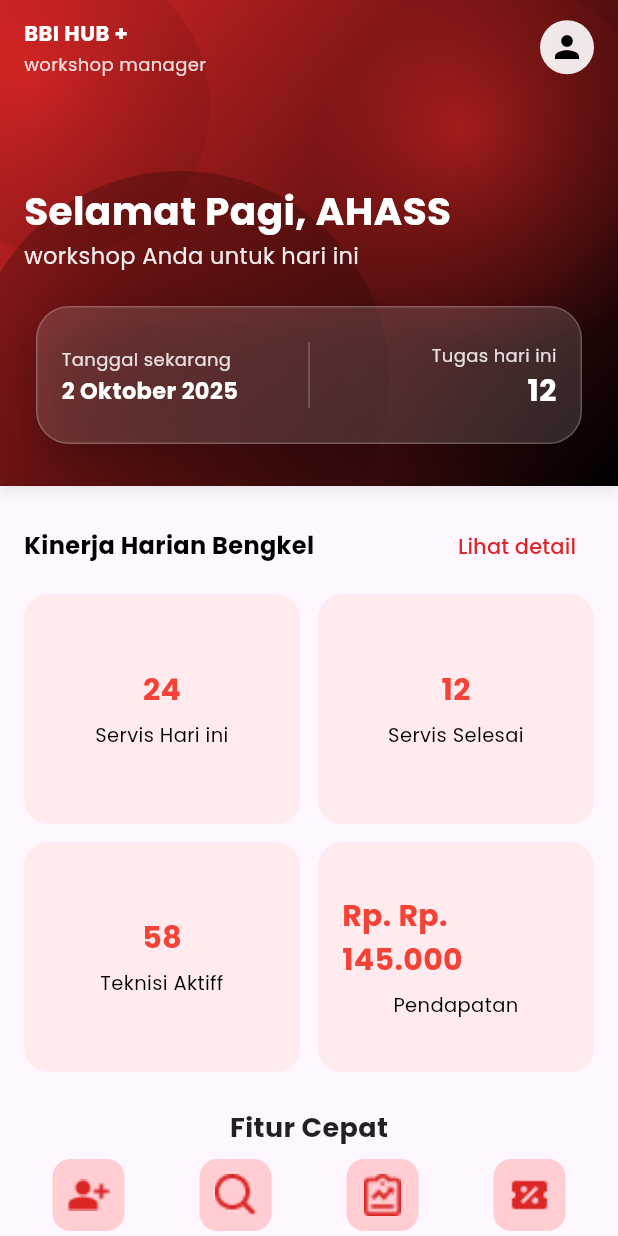
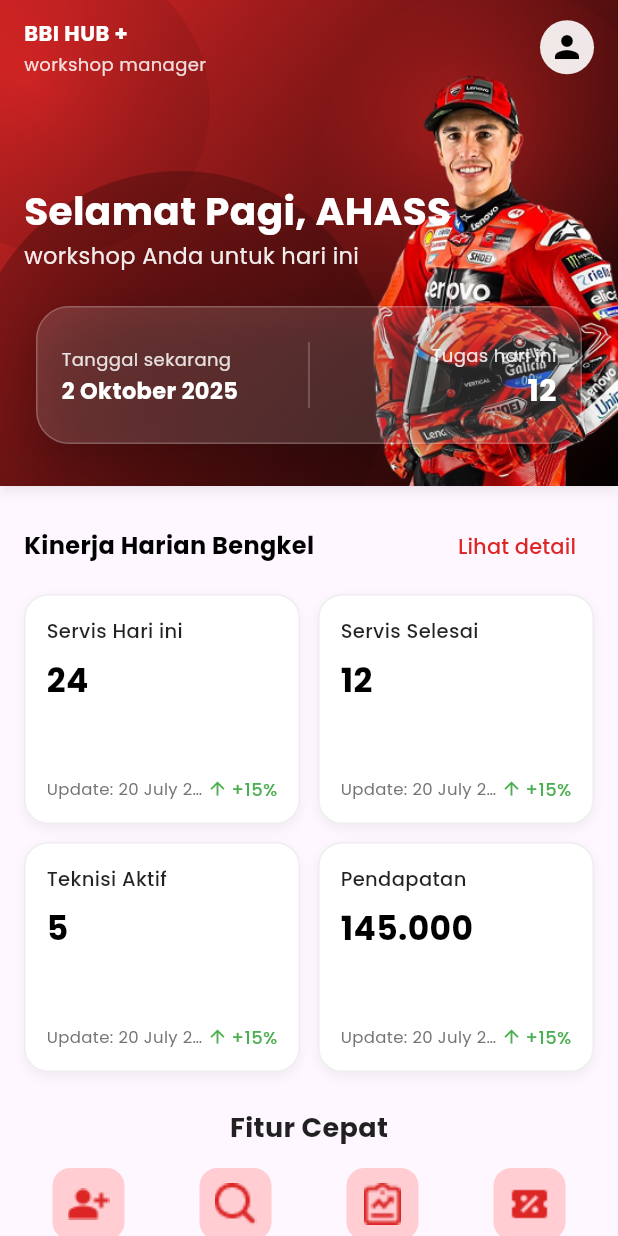
Before and after one commit to siberbot88/bbi-hub-flutter-app, a Flutter app: the HomePage screen opened directly, on a phone screen of 412 x 824 dp. Run offline on Flutter 3.47's test engine with Material 3 defaults, Android fonts, the phone set to English and light mode, and no system bars; our stand-ins replace google_fonts, image_picker, syncfusion_flutter_datepicker.

Commit message:
Bugs/fixed bugs/homepage (#39)
* feat: add Poppins font family and update theme across the app

* feat: add Poppins font family and update theme across the app

* refactor:remove unused import for register user screen

* Fixed: memperbaiki bug dan menggantu sedikit UI pada Homepage

* Fixed: memperbaiki bug dan menggantu sedikit UI pada Homepage

* chore: simpan perubahan lokal sebelum merge

```diff
--- a/lib/main.dart
+++ b/lib/main.dart
@@ -1,3 +1,4 @@
+import 'package:bengkel_online_flutter/screens/registeruser.dart';
 import 'package:flutter/material.dart';
 import 'package:bengkel_online_flutter/screens/service_page.dart';
 import 'package:bengkel_online_flutter/widgets/bottom_nav.dart';
@@ -45,6 +46,8 @@
             const MainPage(), //
         "/register": (context) => const RegisterRoleScreen(),
         "/registerBengkel": (context) => const RegisterBengkelScreen(),
+        "/registeruser": (context) => const RegisterScreen(),
+        "/dashboard": (context) => const DashboardPage(),
         "/changePassword": (context) => const change_screen.ChangePasswordPage(),
       },
     );
--- a/lib/screens/homepage.dart
+++ b/lib/screens/homepage.dart
@@ -17,7 +17,7 @@
       title: 'BBI HUB+',
       theme: ThemeData(
         primarySwatch: Colors.red,
-        fontFamily: 'Poppins',
+        fontFamily: 'Roboto',
       ),
       home: const HomePage(),
       debugShowCheckedModeBanner: false,
@@ -92,7 +92,7 @@
       flexibleSpace: Stack(
         fit: StackFit.expand,
         children: [
-          // gradient utama AppBar: DC2626 -> 000000
+          // gradient utama
           Container(
             decoration: const BoxDecoration(
               gradient: LinearGradient(
@@ -104,6 +104,7 @@
           ),
 
           // roundels (tidak const karena gradient non-const di dalamnya)
+          // roundels
           Positioned(
             right: -40,
             top: -10,
@@ -132,6 +133,20 @@
               innerColor: const Color(0xFF000000),
               outerColor: const Color(0xFF000000),
               opacity: 0.35,
+            ),
+          ),
+
+          // 🔥 Marquez di depan background, tapi belakang teks
+          Positioned(
+            right: 0,
+            bottom: 0,
+            child: Transform.translate(
+              offset: const Offset(0, 20), // bisa disesuaikan
+              child: Image.asset(
+                "assets/image/marquez.png",
+                height: 300,
+                fit: BoxFit.contain,
+              ),
             ),
           ),
 
@@ -382,22 +397,10 @@
 
   // sample banner list (admin can manipulate these)
   final List<BannerData> banners = [
-    BannerData(
-        title: 'Promo Sparepart',
-        subtitle: 'Diskon hingga 30% untuk oli motor',
-        imagePath: 'assets/image/banner1.png'),
-    BannerData(
-        title: 'Service Express',
-        subtitle: 'Servis cepat dalam 30 menit',
-        imagePath: 'assets/image/banner2.png'),
-    BannerData(
-        title: 'Paket Hemat',
-        subtitle: 'Servis + ganti oli mulai 150k',
-        imagePath: 'assets/image/banner3.png'),
-    BannerData(
-        title: 'Member Special',
-        subtitle: 'Cashback 10% untuk member',
-        imagePath: 'assets/image/banner4.png'),
+    BannerData(imagePath: 'assets/image/banner1.png'),
+    BannerData(imagePath: 'assets/image/banner2.png'),
+    BannerData(imagePath: 'assets/image/banner3.png'),
+    BannerData(imagePath: 'assets/image/banner4.png'),
   ];
 
   bool autoScroll = true;
@@ -431,26 +434,6 @@
     _autoScrollTimer?.cancel();
     _bannerController.dispose();
     super.dispose();
-  }
-
-  // Admin helper: add a demo banner
-  void _addBanner() {
-    setState(() {
-      banners.add(BannerData(
-        title: 'New Banner ${banners.length + 1}',
-        subtitle: 'Tambahan banner demo',
-        imagePath: 'assets/images/banner_placeholder.png',
-      ));
-    });
-  }
-
-  // Admin helper: remove last banner
-  void _removeBanner() {
-    if (banners.isEmpty) return;
-    setState(() {
-      banners.removeLast();
-      _currentBannerIndex = math.min(_currentBannerIndex, banners.length - 1);
-    });
   }
 
   LinearGradient _getBannerGradient(int index) {
@@ -490,7 +473,9 @@
               style: TextStyle(fontSize: 16, fontWeight: FontWeight.w600),
             ),
             TextButton(
-              onPressed: () {},
+              onPressed: () {
+                Navigator.pushNamed(context, '/dashboard');
+              },
               child: const Text("Lihat detail",
                   style: TextStyle(color: Color(0xFFDC2626))),
             ),
@@ -509,8 +494,8 @@
           children: const [
             _StatCard(title: "Servis Hari ini", value: "24"),
             _StatCard(title: "Servis Selesai", value: "12"),
-            _StatCard(title: "Teknisi Aktiff", value: "58"),
-            _StatCard(title: "Pendapatan", value: "Rp. Rp. 145.000"),
+            _StatCard(title: "Teknisi Aktif", value: "5"),
+            _StatCard(title: "Pendapatan", value: "145.000"),
           ],
         ),
 
@@ -527,7 +512,7 @@
           ),
         ),
 
-        const SizedBox(height: 8),
+        const SizedBox(height: 14),
 
         // Grid fitur cepat: 4 kolom, lebih besar
         GridView.count(
@@ -560,6 +545,7 @@
             ),
           ],
         ),
+        const SizedBox(height: 24),
 
         // removed extra gap - langsung Warning card
 
@@ -618,45 +604,14 @@
           ),
         ),
 
+        const SizedBox(height: 24),
+
         // Banner carousel + controls (auto scroll + add/remove)
         Row(
           mainAxisAlignment: MainAxisAlignment.spaceBetween,
           children: [
             const Text('Promo & Banner',
-                style: TextStyle(fontWeight: FontWeight.w600)),
-            Row(
-              children: [
-                IconButton(
-                  tooltip:
-                      autoScroll ? 'Stop auto-scroll' : 'Start auto-scroll',
-                  icon:
-                      Icon(autoScroll ? Icons.pause_circle : Icons.play_circle),
-                  color: brandColor,
-                  onPressed: () {
-                    setState(() {
-                      autoScroll = !autoScroll;
-                      if (autoScroll) {
-                        _startAutoScroll();
-                      } else {
-                        _stopAutoScroll();
-                      }
-                    });
-                  },
-                ),
-                IconButton(
-                  tooltip: 'Tambah banner (demo)',
-                  icon: const Icon(Icons.add),
-                  color: brandColor,
-                  onPressed: _addBanner,
-                ),
-                IconButton(
-                  tooltip: 'Hapus banner terakhir',
-                  icon: const Icon(Icons.delete_outline),
-                  color: brandColor,
-                  onPressed: _removeBanner,
-                ),
-              ],
-            )
+                style: TextStyle(fontWeight: FontWeight.w600, fontSize: 16)),
           ],
         ),
 
@@ -664,7 +619,7 @@
 
         // PageView banner
         SizedBox(
-          height: 160,
+          height: 300,
           child: Stack(
             children: [
               PageView.builder(
@@ -701,20 +656,6 @@
                                     child: Column(
                                       mainAxisAlignment:
                                           MainAxisAlignment.center,
-                                      children: [
-                                        Text(b.title,
-                                            style: const TextStyle(
-                                                color: Colors.white,
-                                                fontSize: 18,
-                                                fontWeight: FontWeight.w600),
-                                            textAlign: TextAlign.center),
-                                        const SizedBox(height: 8),
-                                        Text(b.subtitle,
-                                            style: const TextStyle(
-                                                color: Colors.white70,
-                                                fontSize: 12),
-                                            textAlign: TextAlign.center),
-                                      ],
                                     ),
                                   ),
                                 ),
@@ -741,18 +682,7 @@
                             right: 16,
                             child: Column(
                               crossAxisAlignment: CrossAxisAlignment.start,
-                              children: [
-                                Text(b.title,
-                                    style: const TextStyle(
-                                        color: Colors.white,
-                                        fontSize: 16,
-                                        fontWeight: FontWeight.w700)),
-                                const SizedBox(height: 4),
-                                Text(b.subtitle,
-                                    style: TextStyle(
-                                        color: Colors.white.withOpacity(0.9),
-                                        fontSize: 12)),
-                              ],
+                              children: [],
                             ),
                           ),
                         ],
@@ -813,22 +743,97 @@
 class _StatCard extends StatelessWidget {
   final String title;
   final String value;
-  const _StatCard({required this.title, required this.value});
+  final String updateDate;
+  final String percentage;
+
+  const _StatCard({
+    required this.title,
+    required this.value,
+    this.updateDate = "20 July 2024",
+    this.percentage = "+15%",
+  });
 
   @override
   Widget build(BuildContext context) {
     return Container(
       decoration: BoxDecoration(
-          color: Colors.red.shade50, borderRadius: BorderRadius.circular(16)),
-      padding: const EdgeInsets.all(16),
-      child: Column(mainAxisAlignment: MainAxisAlignment.center, children: [
-        Text(value,
+        color: Colors.white,
+        borderRadius: BorderRadius.circular(16),
+        border: Border.all(color: Colors.grey.shade200),
+        boxShadow: [
+          BoxShadow(
+            color: Colors.black.withOpacity(0.05),
+            blurRadius: 6,
+            offset: const Offset(0, 3),
+          )
+        ],
+      ),
+      padding: const EdgeInsets.all(14),
+      child: Column(
+        crossAxisAlignment: CrossAxisAlignment.start,
+        children: [
+          // Judul
+          Text(
+            title,
             style: const TextStyle(
-                fontSize: 20, fontWeight: FontWeight.bold, color: Colors.red)),
-        const SizedBox(height: 6),
-        Text(title,
-            style: const TextStyle(fontSize: 13), textAlign: TextAlign.center),
-      ]),
+              fontSize: 13,
+              fontWeight: FontWeight.w500,
+              color: Colors.black87,
+            ),
+          ),
+          const SizedBox(height: 8),
+
+          // Nilai utama
+          Text(
+            value,
+            style: const TextStyle(
+              fontSize: 22,
+              fontWeight: FontWeight.bold,
+              color: Colors.black,
+            ),
+          ),
+
+          const Spacer(),
+
+          // Footer update + persentase
+          Row(
+            mainAxisAlignment: MainAxisAlignment.spaceBetween,
+            children: [
+              Flexible(
+                child: Text(
+                  "Update: $updateDate",
+                  style: TextStyle(fontSize: 11, color: Colors.grey.shade600),
+                  overflow: TextOverflow.ellipsis,
+                ),
+              ),
+              Row(
+                mainAxisSize: MainAxisSize.min,
+                children: [
+                  Icon(
+                    percentage.startsWith('-')
+                        ? Icons.arrow_downward
+                        : Icons.arrow_upward,
+                    size: 14,
+                    color:
+                        percentage.startsWith('-') ? Colors.red : Colors.green,
+                  ),
+                  const SizedBox(width: 2),
+                  Text(
+                    percentage,
+                    style: TextStyle(
+                      fontSize: 12,
+                      fontWeight: FontWeight.w500,
+                      color: percentage.startsWith('-')
+                          ? Colors.red
+                          : Colors.green,
+                    ),
+                  ),
+                ],
+              ),
+            ],
+          ),
+        ],
+      ),
     );
   }
 }
@@ -946,11 +951,8 @@
 
 // ---------------- BannerData ----------------
 class BannerData {
-  final String title;
-  final String subtitle;
   final String imagePath;
-  BannerData(
-      {required this.title, required this.subtitle, required this.imagePath});
+  BannerData({required this.imagePath});
 }
 
 // ---------------- Helpers ----------------
--- a/lib/screens/register.dart
+++ b/lib/screens/register.dart
@@ -85,7 +85,7 @@
                     ),
                   ),
                   onPressed: () {
-                    Navigator.pushNamed(context, '/');
+                    Navigator.pushNamed(context, '/registeruser');
                   },
                   child: Text(
                     "DAFTAR SEBAGAI USER",
--- a/lib/screens/registeruser.dart
+++ b/lib/screens/registeruser.dart
@@ -1,4 +1,4 @@
-import 'package:flutter/material.dart';
+ import 'package:flutter/material.dart';
 
 class RegisterScreen extends StatefulWidget {
   const RegisterScreen({super.key});
--- a/lib/widgets/bottom_nav.dart
+++ b/lib/widgets/bottom_nav.dart
@@ -26,7 +26,7 @@
       {
         'label': 'Dashboard',
         'icon_inactive': 'assets/icons/dashboard_tipis.png',
-        'icon_active': 'assets/icons/dashboard_tebal.png',
+        'icon_active': 'assets/icons/Dashboard_tebal.png',
       },
       {
         'label': 'Profile',
--- a/pubspec.yaml
+++ b/pubspec.yaml
@@ -29,6 +29,8 @@
   assets:
     - assets/image/
     - assets/icons/
+    - assets/logo.png
+    - assets/bg.png
 
   fonts:
     - family: Poppins
```
Also changed, not shown: assets/image/marquez.png (added), 1 other file.
